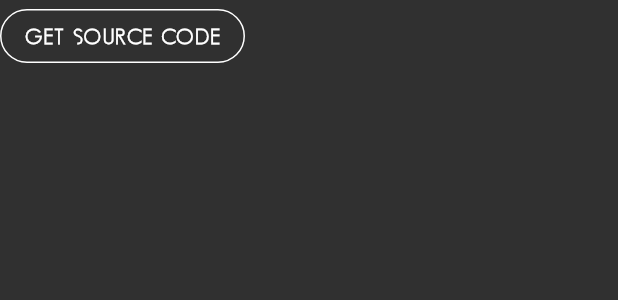
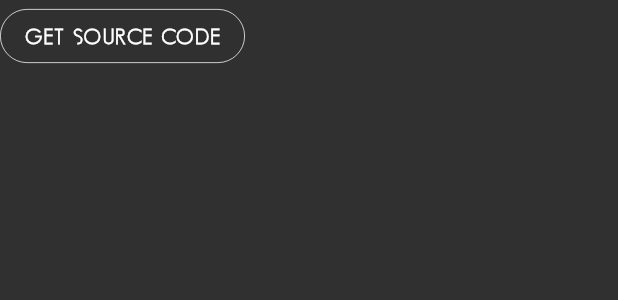
Before and after one commit to jim-ec/pentachoron, a Flutter app: the Button widget shown alone on an empty page, opened directly, on a phone screen of 412 x 824 dp. Shown: the top 300 px of the screen. Run offline on Flutter 3.47's test engine with Material 2 defaults, Android fonts, the phone set to English and light mode, and no system bars; our stand-ins replace dynamic_theme, shared_preferences; accounts and stored records are empty.

Commit message:
Thinner round button borders

```diff
--- a/lib/button.dart
+++ b/lib/button.dart
@@ -14,7 +14,7 @@ class Button extends StatelessWidget {
     child: child,
     color: Theme.of(context).toggleableActiveColor,
     borderSide: BorderSide(
-        width: 1.0,
+        width: 0.5,
         color: Theme.of(context).primaryTextTheme.button.color
     ),
     shape: new RoundedRectangleBorder(
```
